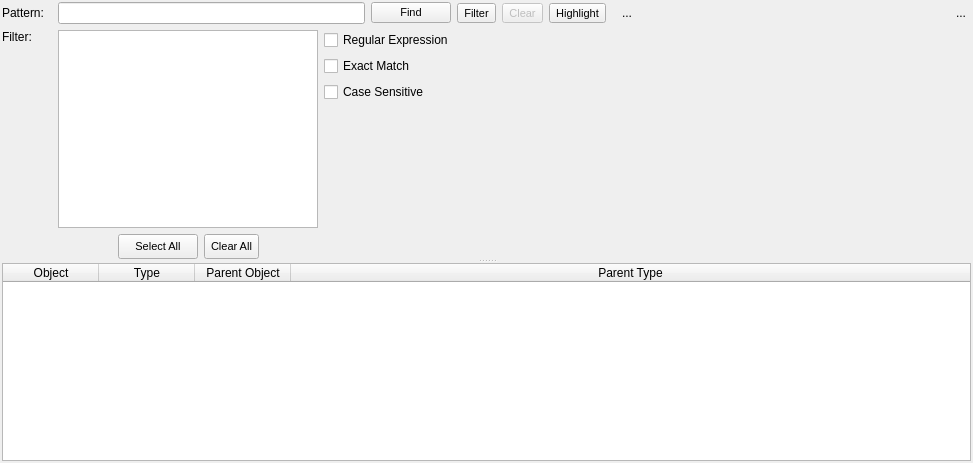
Above: libpgmodeler_ui/ui/objectfinderwidget.ui from pgmodeler/pgmodeler before the change. Below: the same form after it.
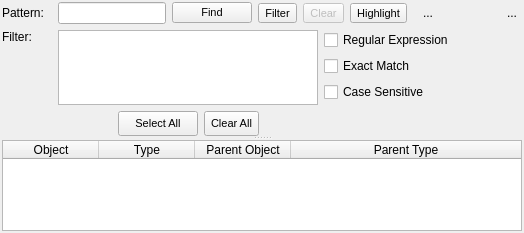
That is the form after the change. Icons and pictures are not drawn.

The edit to the form file:
```diff
--- a/libpgmodeler_ui/ui/objectfinderwidget.ui
+++ b/libpgmodeler_ui/ui/objectfinderwidget.ui
@@ -6,10 +6,16 @@
    <rect>
     <x>0</x>
     <y>0</y>
-    <width>973</width>
-    <height>463</height>
+    <width>524</width>
+    <height>233</height>
    </rect>
   </property>
+  <property name="minimumSize">
+   <size>
+    <width>0</width>
+    <height>230</height>
+   </size>
+  </property>
   <property name="windowTitle">
    <string>Form</string>
   </property>
```
